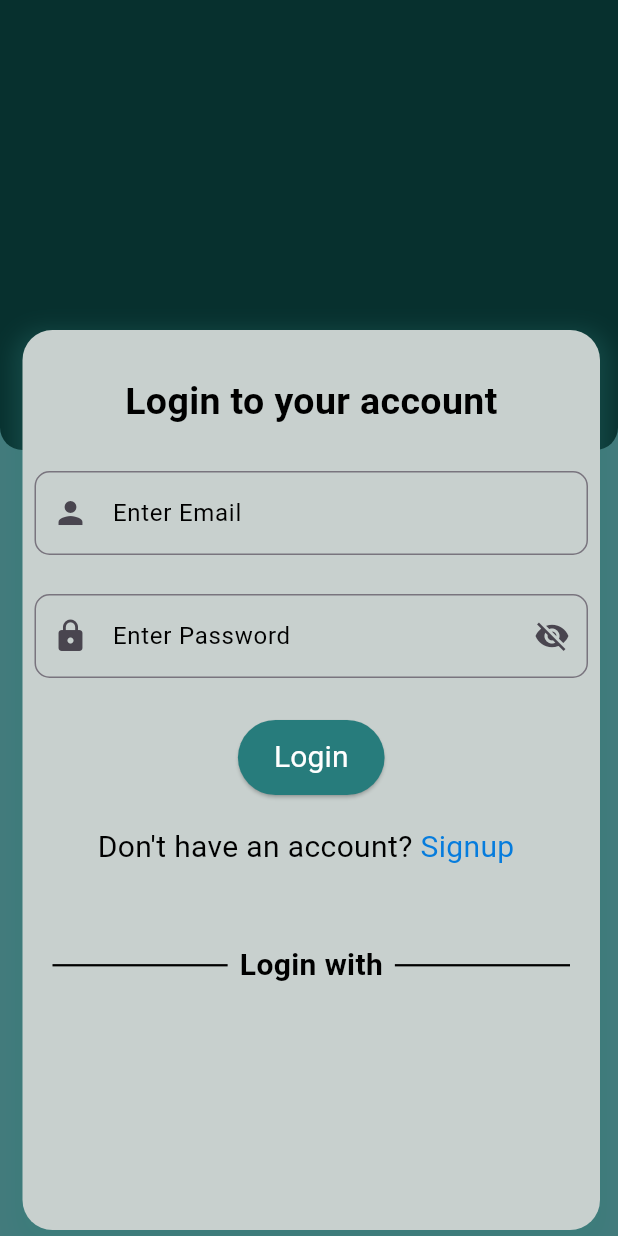
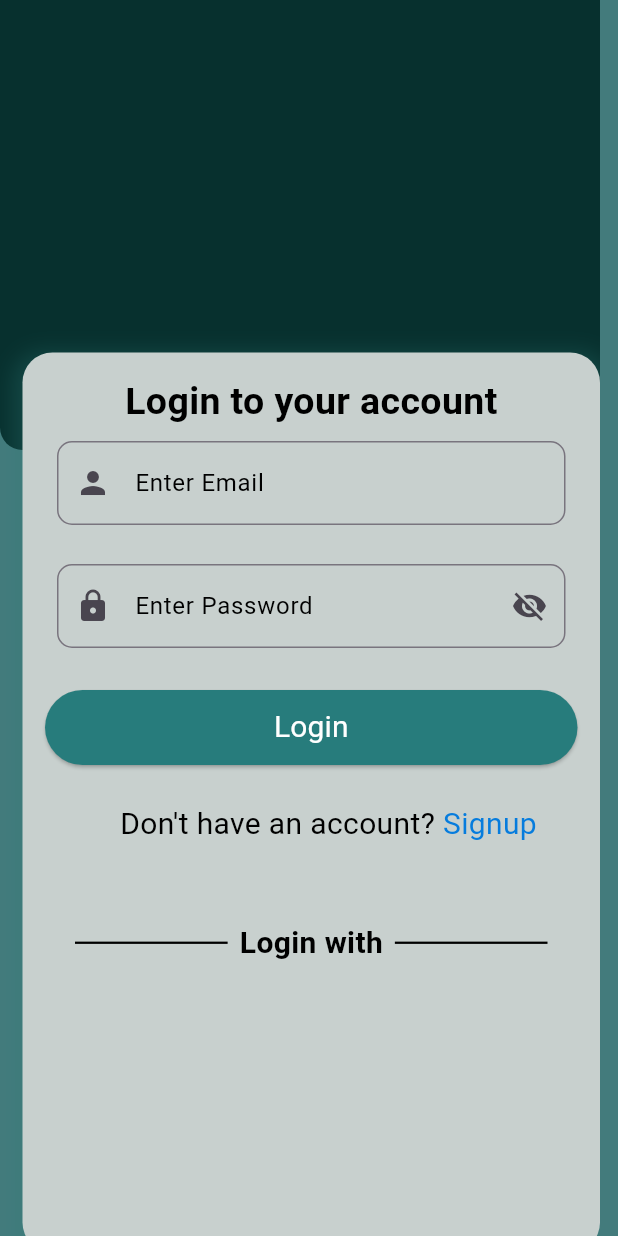
Before and after one commit to GetontoMoses/PapAr, a Flutter app: the screen it shows after launch, on a phone screen of 412 x 824 dp. Run offline on Flutter 3.47's test engine with Material 3 defaults, Android fonts, the phone set to English and light mode, and no system bars; our stand-ins replace get.

Commit message:
ref: login form

```diff
--- a/lib/views/login.dart
+++ b/lib/views/login.dart
@@ -20,10 +20,12 @@ class _LoginState extends State<Login> {
   Widget build(BuildContext context) {
     return Scaffold(
       backgroundColor: Color.fromRGBO(67, 123, 124, 1),
-      body: Stack(
+      body: SingleChildScrollView(
+        child: Stack(
           children: [
             Positioned.fill(
               child: Column(
+                crossAxisAlignment: CrossAxisAlignment.stretch,
                 children: [
                   Container(
                     width: double.infinity,
@@ -39,13 +41,12 @@ class _LoginState extends State<Login> {
                 ],
               ),
             ),
-          Positioned(
-            top: 220,
-            left: 15,
-            child: SingleChildScrollView(
+            Container(
+              padding: const EdgeInsets.only(top: 220, left: 15),
               child: Container(
                 height: 600,
                 width: 385,
+                margin: EdgeInsets.only(top: 15),
                 decoration: BoxDecoration(
                   boxShadow: const [
                     BoxShadow(
@@ -58,10 +59,12 @@ class _LoginState extends State<Login> {
                   color: Color.fromRGBO(200, 208, 206, 1),
                   borderRadius: BorderRadius.circular(20),
                 ),
+                child: Padding(
+                  padding: const EdgeInsets.all(15.0),
                   child: Column(
+                    crossAxisAlignment: CrossAxisAlignment.stretch,
                     children: [
-                    Padding(
-                      padding: EdgeInsets.only(top: 30, bottom: 20),
+                      Center(
                         child: CustomText(
                           label: 'Login to your account',
                           fontsize: 25,
@@ -100,7 +103,7 @@ class _LoginState extends State<Login> {
                         width: 25,
                         action: navigateToDashboard,
                       ),
-                    SizedBox(height: 20),
+                      SizedBox(height: 25),
                       Padding(
                         padding: const EdgeInsets.only(left: 50),
                         child: Row(
@@ -155,6 +158,7 @@ class _LoginState extends State<Login> {
             ),
           ],
         ),
+      ),
     );
   }
 
```
Lines whose indentation alone changed are shown as unchanged.
